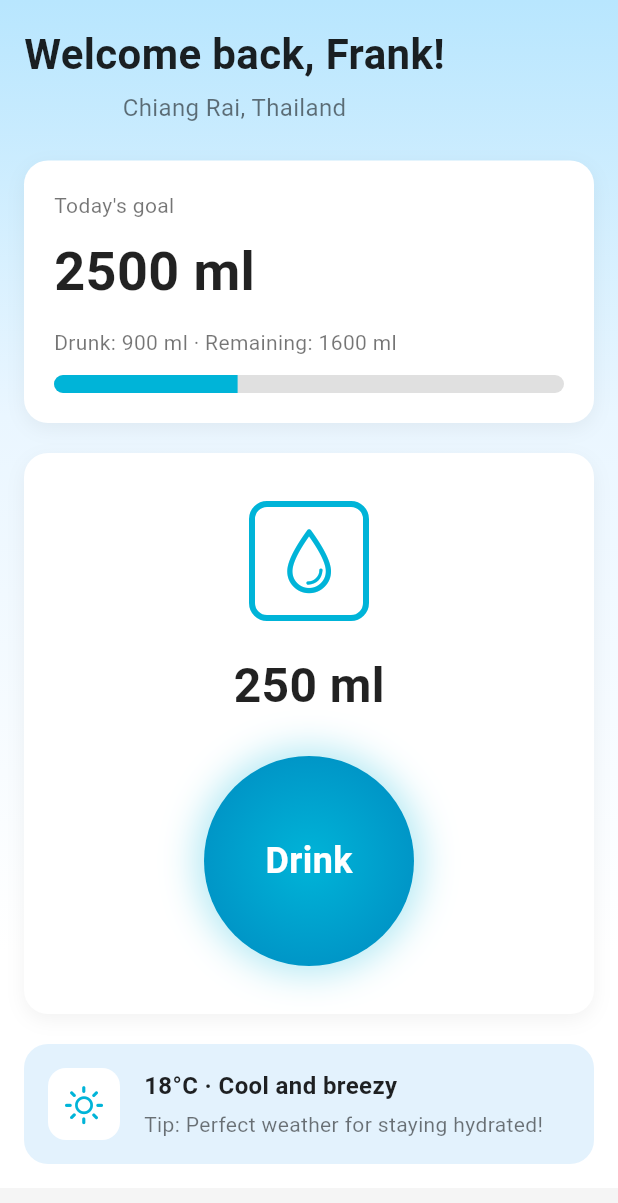
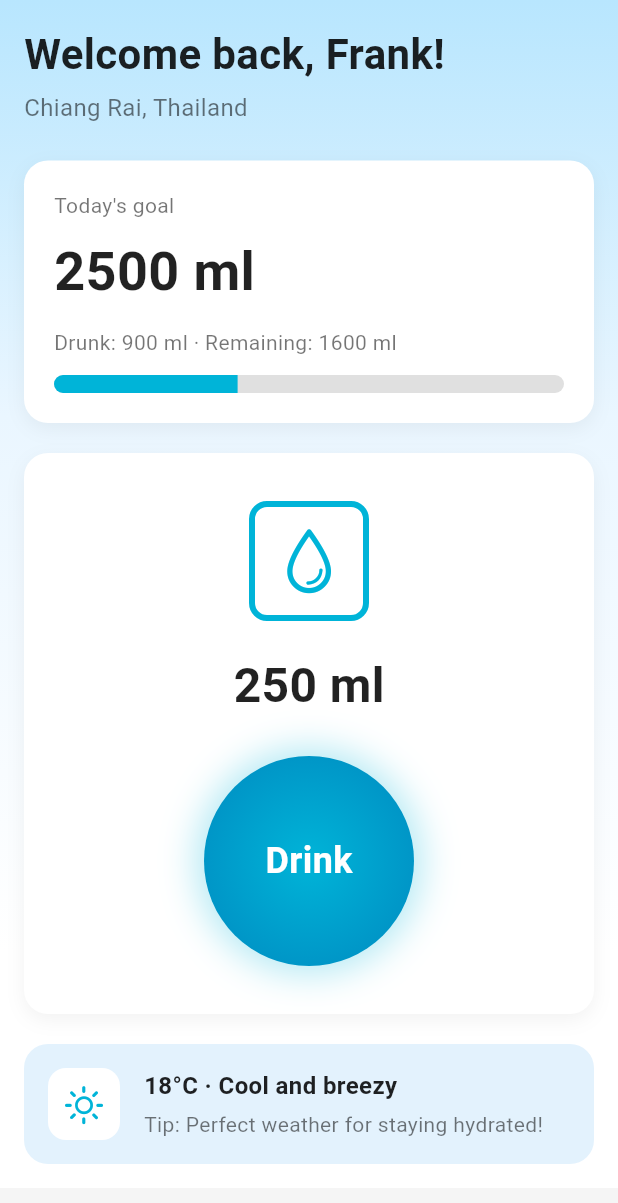
Before and after one commit to zwethu/Weather_Cup, a Flutter app: the HomeScreen screen opened directly, on a phone screen of 412 x 824 dp. Shown: the top 1203 px of the screen. Run offline on Flutter 3.47's test engine with Material 3 defaults, Android fonts, the phone set to English and light mode, and no system bars; our stand-ins replace go_router.

Commit message:
change welcome text alignment

```diff
--- a/lib/features/home/widgets/welcome_text.dart
+++ b/lib/features/home/widgets/welcome_text.dart
@@ -6,9 +6,10 @@ class WelcomeText extends StatelessWidget {
   @override
   Widget build(BuildContext context) {
     return const Column(
+      crossAxisAlignment: CrossAxisAlignment.start,
       children: [
         // Welcome Header
-        const Text(
+        Text(
           'Welcome back, Frank!',
           style: TextStyle(
             fontSize: 28,
@@ -16,8 +17,8 @@ class WelcomeText extends StatelessWidget {
             color: Colors.black87,
           ),
         ),
-        const SizedBox(height: 4),
-        const Text(
+        SizedBox(height: 4),
+        Text(
           'Chiang Rai, Thailand',
           style: TextStyle(
             fontSize: 16,
```
